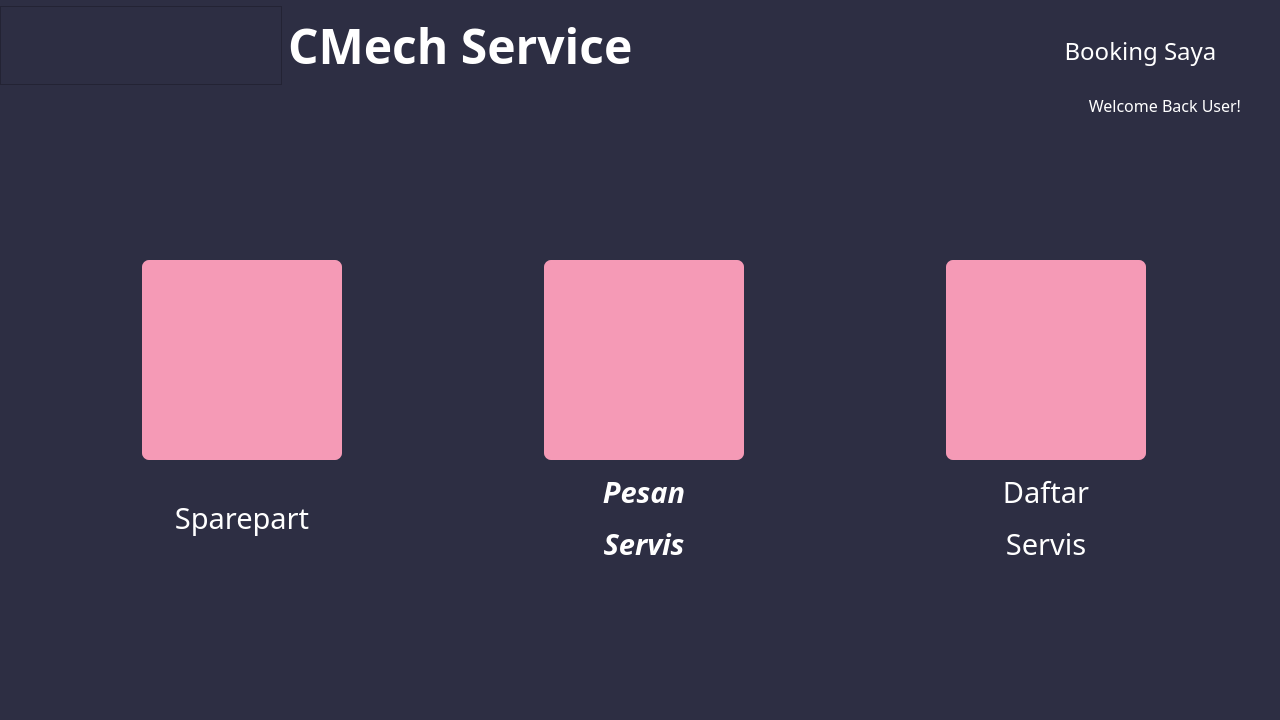
Ghazimuhammad/Reservasi-Bengkel, file file_ui/user_main_menu.ui: the form before one commit.
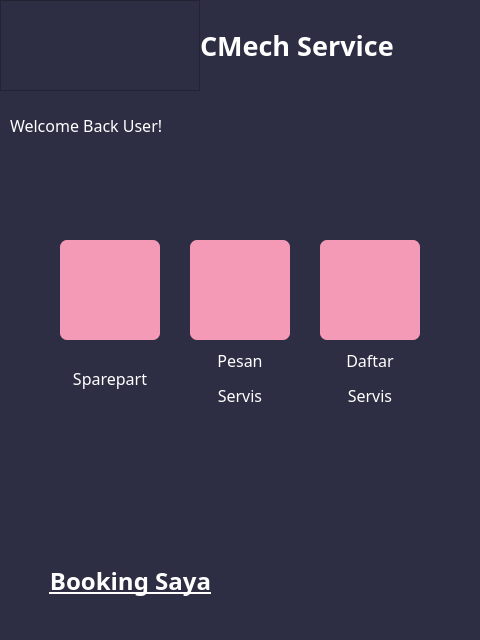
The form after the commit. Icons and pictures are not drawn.

What changed in the file:
```diff
--- a/file_ui/user_main_menu.ui
+++ b/file_ui/user_main_menu.ui
@@ -6,8 +6,8 @@
    <rect>
     <x>0</x>
     <y>0</y>
-    <width>1280</width>
-    <height>720</height>
+    <width>480</width>
+    <height>640</height>
    </rect>
   </property>
   <property name="windowTitle">
@@ -22,11 +22,32 @@
      <rect>
       <x>0</x>
       <y>0</y>
-      <width>721</width>
+      <width>451</width>
       <height>91</height>
      </rect>
     </property>
     <layout class="QGridLayout" name="gridLayout">
+     <property name="spacing">
+      <number>0</number>
+     </property>
+     <item row="0" column="1">
+      <widget class="QLabel" name="label">
+       <property name="font">
+        <font>
+         <family>Roboto Slab</family>
+         <pointsize>20</pointsize>
+         <weight>75</weight>
+         <bold>true</bold>
+        </font>
+       </property>
+       <property name="styleSheet">
+        <string notr="true">color: rgb(255, 255, 255);</string>
+       </property>
+       <property name="text">
+        <string>CMech Service</string>
+       </property>
+      </widget>
+     </item>
      <item row="0" column="0">
       <widget class="QFrame" name="frame">
        <property name="enabled">
@@ -34,14 +55,14 @@
        </property>
        <property name="minimumSize">
         <size>
-         <width>282</width>
-         <height>79</height>
+         <width>0</width>
+         <height>0</height>
         </size>
        </property>
        <property name="maximumSize">
         <size>
-         <width>282</width>
-         <height>79</height>
+         <width>200</width>
+         <height>999999</height>
         </size>
        </property>
        <property name="styleSheet">
@@ -58,316 +79,13 @@
        </property>
       </widget>
      </item>
-     <item row="0" column="1">
-      <widget class="QLabel" name="label">
-       <property name="font">
-        <font>
-         <family>Roboto Slab</family>
-         <pointsize>36</pointsize>
-         <weight>75</weight>
-         <bold>true</bold>
-        </font>
-       </property>
-       <property name="styleSheet">
-        <string notr="true">color: rgb(255, 255, 255);</string>
-       </property>
-       <property name="text">
-        <string>CMech Service</string>
-       </property>
-      </widget>
-     </item>
-    </layout>
-   </widget>
-   <widget class="QWidget" name="horizontalLayoutWidget">
-    <property name="geometry">
-     <rect>
-      <x>140</x>
-      <y>260</y>
-      <width>1008</width>
-      <height>316</height>
-     </rect>
-    </property>
-    <layout class="QHBoxLayout" name="horizontalLayout">
-     <property name="spacing">
-      <number>200</number>
-     </property>
-     <item>
-      <layout class="QVBoxLayout" name="verticalLayout_3">
-       <property name="spacing">
-        <number>0</number>
-       </property>
-       <item>
-        <widget class="QPushButton" name="push_create_account_4">
-         <property name="minimumSize">
-          <size>
-           <width>200</width>
-           <height>200</height>
-          </size>
-         </property>
-         <property name="maximumSize">
-          <size>
-           <width>200</width>
-           <height>200</height>
-          </size>
-         </property>
-         <property name="font">
-          <font>
-           <family>Poppins</family>
-           <pointsize>9</pointsize>
-           <weight>50</weight>
-           <bold>false</bold>
-          </font>
-         </property>
-         <property name="styleSheet">
-          <string notr="true">/* PUSH BUTTON */
-QPushButton {
-    background-color: #F59AB6;
-    color: white;
-    border: none;
-    border-radius: 7px;
-    padding: 10px 20px;
-}
-
-QPushButton:hover {
-	background-color: rgb(186, 117, 139);
-}
-
-QPushButton:pressed {
-    background-color: rgb(109, 68, 81);
-}</string>
-         </property>
-         <property name="text">
-          <string/>
-         </property>
-         <property name="icon">
-          <iconset resource="Pictures/feather/icon_resources.qrc">
-           <normaloff>:/icons/settings.svg</normaloff>:/icons/settings.svg</iconset>
-         </property>
-         <property name="iconSize">
-          <size>
-           <width>150</width>
-           <height>150</height>
-          </size>
-         </property>
-        </widget>
-       </item>
-       <item>
-        <widget class="QLabel" name="label_3">
-         <property name="maximumSize">
-          <size>
-           <width>200</width>
-           <height>200</height>
-          </size>
-         </property>
-         <property name="font">
-          <font>
-           <family>Roboto Slab</family>
-           <pointsize>16</pointsize>
-          </font>
-         </property>
-         <property name="text">
-          <string>&lt;html&gt;&lt;head/&gt;&lt;body&gt;&lt;p&gt;&lt;span style=&quot; font-size:22pt; color:#ffffff;&quot;&gt;Sparepart&lt;/span&gt;&lt;/p&gt;&lt;/body&gt;&lt;/html&gt;</string>
-         </property>
-         <property name="alignment">
-          <set>Qt::AlignCenter</set>
-         </property>
-         <property name="margin">
-          <number>0</number>
-         </property>
-         <property name="indent">
-          <number>-1</number>
-         </property>
-        </widget>
-       </item>
-      </layout>
-     </item>
-     <item>
-      <layout class="QVBoxLayout" name="verticalLayout_5">
-       <property name="spacing">
-        <number>0</number>
-       </property>
-       <item>
-        <widget class="QPushButton" name="push_create_account_6">
-         <property name="minimumSize">
-          <size>
-           <width>200</width>
-           <height>200</height>
-          </size>
-         </property>
-         <property name="maximumSize">
-          <size>
-           <width>200</width>
-           <height>200</height>
-          </size>
-         </property>
-         <property name="font">
-          <font>
-           <family>Poppins</family>
-           <pointsize>9</pointsize>
-           <weight>50</weight>
-           <bold>false</bold>
-          </font>
-         </property>
-         <property name="styleSheet">
-          <string notr="true">/* PUSH BUTTON */
-QPushButton {
-    background-color: #F59AB6;
-    color: white;
-    border: none;
-    border-radius: 7px;
-    padding: 10px 20px;
-}
-
-QPushButton:hover {
-	background-color: rgb(186, 117, 139);
-}
-
-QPushButton:pressed {
-    background-color: rgb(109, 68, 81);
-}</string>
-         </property>
-         <property name="text">
-          <string/>
-         </property>
-         <property name="icon">
-          <iconset resource="Pictures/feather/icon_resources.qrc">
-           <normaloff>:/icons/tool.svg</normaloff>:/icons/tool.svg</iconset>
-         </property>
-         <property name="iconSize">
-          <size>
-           <width>150</width>
-           <height>150</height>
-          </size>
-         </property>
-        </widget>
-       </item>
-       <item>
-        <widget class="QLabel" name="label_5">
-         <property name="maximumSize">
-          <size>
-           <width>200</width>
-           <height>200</height>
-          </size>
-         </property>
-         <property name="font">
-          <font>
-           <family>Roboto Slab</family>
-           <pointsize>16</pointsize>
-          </font>
-         </property>
-         <property name="text">
-          <string>&lt;html&gt;&lt;head/&gt;&lt;body&gt;&lt;p&gt;&lt;span style=&quot; font-size:22pt; font-weight:600; font-style:italic; color:#ffffff;&quot;&gt;Pesan&lt;/span&gt;&lt;/p&gt;&lt;p&gt;&lt;span style=&quot; font-size:22pt; font-weight:600; font-style:italic; color:#ffffff;&quot;&gt;Servis&lt;/span&gt;&lt;/p&gt;&lt;/body&gt;&lt;/html&gt;</string>
-         </property>
-         <property name="alignment">
-          <set>Qt::AlignCenter</set>
-         </property>
-         <property name="margin">
-          <number>0</number>
-         </property>
-         <property name="indent">
-          <number>-1</number>
-         </property>
-        </widget>
-       </item>
-      </layout>
-     </item>
-     <item>
-      <layout class="QVBoxLayout" name="verticalLayout_4">
-       <property name="spacing">
-        <number>0</number>
-       </property>
-       <item>
-        <widget class="QPushButton" name="push_create_account_5">
-         <property name="minimumSize">
-          <size>
-           <width>200</width>
-           <height>200</height>
-          </size>
-         </property>
-         <property name="maximumSize">
-          <size>
-           <width>200</width>
-           <height>200</height>
-          </size>
-         </property>
-         <property name="font">
-          <font>
-           <family>Poppins</family>
-           <pointsize>9</pointsize>
-           <weight>50</weight>
-           <bold>false</bold>
-          </font>
-         </property>
-         <property name="styleSheet">
-          <string notr="true">/* PUSH BUTTON */
-QPushButton {
-    background-color: #F59AB6;
-    color: white;
-    border: none;
-    border-radius: 7px;
-    padding: 10px 20px;
-}
-
-QPushButton:hover {
-	background-color: rgb(186, 117, 139);
-}
-
-QPushButton:pressed {
-    background-color: rgb(109, 68, 81);
-}</string>
-         </property>
-         <property name="text">
-          <string/>
-         </property>
-         <property name="icon">
-          <iconset resource="Pictures/feather/icon_resources.qrc">
-           <normaloff>:/icons/grid.svg</normaloff>:/icons/grid.svg</iconset>
-         </property>
-         <property name="iconSize">
-          <size>
-           <width>150</width>
-           <height>150</height>
-          </size>
-         </property>
-        </widget>
-       </item>
-       <item>
-        <widget class="QLabel" name="label_4">
-         <property name="maximumSize">
-          <size>
-           <width>200</width>
-           <height>200</height>
-          </size>
-         </property>
-         <property name="font">
-          <font>
-           <family>Roboto Slab</family>
-           <pointsize>16</pointsize>
-          </font>
-         </property>
-         <property name="text">
-          <string>&lt;html&gt;&lt;head/&gt;&lt;body&gt;&lt;p&gt;&lt;span style=&quot; font-size:22pt; color:#ffffff;&quot;&gt;Daftar&lt;/span&gt;&lt;/p&gt;&lt;p&gt;&lt;span style=&quot; font-size:22pt; color:#ffffff;&quot;&gt;Servis&lt;/span&gt;&lt;/p&gt;&lt;/body&gt;&lt;/html&gt;</string>
-         </property>
-         <property name="alignment">
-          <set>Qt::AlignCenter</set>
-         </property>
-         <property name="margin">
-          <number>0</number>
-         </property>
-         <property name="indent">
-          <number>-1</number>
-         </property>
-        </widget>
-       </item>
-      </layout>
-     </item>
     </layout>
    </widget>
    <widget class="QPushButton" name="pushButton">
     <property name="geometry">
      <rect>
-      <x>1030</x>
-      <y>30</y>
+      <x>20</x>
+      <y>560</y>
       <width>221</width>
       <height>41</height>
      </rect>
@@ -376,6 +94,9 @@
      <font>
       <family>Roboto Slab</family>
       <pointsize>18</pointsize>
+      <weight>75</weight>
+      <bold>true</bold>
+      <underline>true</underline>
      </font>
     </property>
     <property name="styleSheet">
@@ -400,9 +121,9 @@
    <widget class="QLabel" name="label_6">
     <property name="geometry">
      <rect>
-      <x>730</x>
-      <y>80</y>
-      <width>511</width>
+      <x>10</x>
+      <y>100</y>
+      <width>371</width>
       <height>51</height>
      </rect>
     </property>
@@ -422,7 +143,7 @@
      <string>&lt;html&gt;&lt;head/&gt;&lt;body&gt;&lt;p&gt;&lt;span style=&quot; font-size:12pt; color:#ffffff;&quot;&gt;Welcome Back User!&lt;/span&gt;&lt;/p&gt;&lt;/body&gt;&lt;/html&gt;</string>
     </property>
     <property name="alignment">
-     <set>Qt::AlignRight|Qt::AlignTrailing|Qt::AlignVCenter</set>
+     <set>Qt::AlignLeading|Qt::AlignLeft|Qt::AlignVCenter</set>
     </property>
     <property name="margin">
      <number>0</number>
@@ -431,6 +152,270 @@
      <number>-1</number>
     </property>
    </widget>
+   <widget class="QWidget" name="gridLayoutWidget_2">
+    <property name="geometry">
+     <rect>
+      <x>40</x>
+      <y>240</y>
+      <width>401</width>
+      <height>177</height>
+     </rect>
+    </property>
+    <layout class="QGridLayout" name="gridLayout_2">
+     <property name="horizontalSpacing">
+      <number>10</number>
+     </property>
+     <item row="0" column="1">
+      <layout class="QVBoxLayout" name="verticalLayout_2">
+       <property name="sizeConstraint">
+        <enum>QLayout::SetFixedSize</enum>
+       </property>
+       <item>
+        <widget class="QPushButton" name="push_create_account_7">
+         <property name="minimumSize">
+          <size>
+           <width>100</width>
+           <height>100</height>
+          </size>
+         </property>
+         <property name="maximumSize">
+          <size>
+           <width>100</width>
+           <height>100</height>
+          </size>
+         </property>
+         <property name="font">
+          <font>
+           <family>Poppins</family>
+           <pointsize>9</pointsize>
+           <weight>50</weight>
+           <bold>false</bold>
+          </font>
+         </property>
+         <property name="styleSheet">
+          <string notr="true">/* PUSH BUTTON */
+QPushButton {
+    background-color: #F59AB6;
+    color: white;
+    border: none;
+    border-radius: 7px;
+    padding: 10px 20px;
+}
+
+QPushButton:hover {
+	background-color: rgb(186, 117, 139);
+}
+
+QPushButton:pressed {
+    background-color: rgb(109, 68, 81);
+}</string>
+         </property>
+         <property name="text">
+          <string/>
+         </property>
+         <property name="icon">
+          <iconset>
+           <normaloff>:/icons/grid.svg</normaloff>:/icons/grid.svg</iconset>
+         </property>
+         <property name="iconSize">
+          <size>
+           <width>150</width>
+           <height>150</height>
+          </size>
+         </property>
+        </widget>
+       </item>
+       <item>
+        <widget class="QLabel" name="label_3">
+         <property name="maximumSize">
+          <size>
+           <width>100</width>
+           <height>16777215</height>
+          </size>
+         </property>
+         <property name="font">
+          <font>
+           <family>Roboto Slab</family>
+          </font>
+         </property>
+         <property name="text">
+          <string>&lt;html&gt;&lt;head/&gt;&lt;body&gt;&lt;p&gt;&lt;span style=&quot; font-size:12pt; color:#ffffff;&quot;&gt;Pesan&lt;/span&gt;&lt;/p&gt;&lt;p&gt;&lt;span style=&quot; font-size:12pt; color:#ffffff;&quot;&gt;Servis&lt;/span&gt;&lt;/p&gt;&lt;/body&gt;&lt;/html&gt;</string>
+         </property>
+         <property name="alignment">
+          <set>Qt::AlignCenter</set>
+         </property>
+        </widget>
+       </item>
+      </layout>
+     </item>
+     <item row="0" column="0">
+      <layout class="QVBoxLayout" name="verticalLayout">
+       <property name="sizeConstraint">
+        <enum>QLayout::SetFixedSize</enum>
+       </property>
+       <item>
+        <widget class="QPushButton" name="push_create_account_6">
+         <property name="minimumSize">
+          <size>
+           <width>100</width>
+           <height>100</height>
+          </size>
+         </property>
+         <property name="maximumSize">
+          <size>
+           <width>100</width>
+           <height>100</height>
+          </size>
+         </property>
+         <property name="font">
+          <font>
+           <family>Poppins</family>
+           <pointsize>9</pointsize>
+           <weight>50</weight>
+           <bold>false</bold>
+          </font>
+         </property>
+         <property name="styleSheet">
+          <string notr="true">/* PUSH BUTTON */
+QPushButton {
+    background-color: #F59AB6;
+    color: white;
+    border: none;
+    border-radius: 7px;
+    padding: 10px 20px;
+}
+
+QPushButton:hover {
+	background-color: rgb(186, 117, 139);
+}
+
+QPushButton:pressed {
+    background-color: rgb(109, 68, 81);
+}</string>
+         </property>
+         <property name="text">
+          <string/>
+         </property>
+         <property name="icon">
+          <iconset>
+           <normaloff>:/icons/grid.svg</normaloff>:/icons/grid.svg</iconset>
+         </property>
+         <property name="iconSize">
+          <size>
+           <width>150</width>
+           <height>150</height>
+          </size>
+         </property>
+        </widget>
+       </item>
+       <item>
+        <widget class="QLabel" name="label_2">
+         <property name="maximumSize">
+          <size>
+           <width>100</width>
+           <height>16777215</height>
+          </size>
+         </property>
+         <property name="font">
+          <font>
+           <family>Roboto Slab</family>
+          </font>
+         </property>
+         <property name="text">
+          <string>&lt;html&gt;&lt;head/&gt;&lt;body&gt;&lt;p&gt;&lt;span style=&quot; font-size:12pt; color:#ffffff;&quot;&gt;Sparepart&lt;/span&gt;&lt;/p&gt;&lt;/body&gt;&lt;/html&gt;</string>
+         </property>
+         <property name="alignment">
+          <set>Qt::AlignCenter</set>
+         </property>
+        </widget>
+       </item>
+      </layout>
+     </item>
+     <item row="0" column="2">
+      <layout class="QVBoxLayout" name="verticalLayout_3">
+       <property name="sizeConstraint">
+        <enum>QLayout::SetFixedSize</enum>
+       </property>
+       <item>
+        <widget class="QPushButton" name="push_create_account_8">
+         <property name="minimumSize">
+          <size>
+           <width>100</width>
+           <height>100</height>
+          </size>
+         </property>
+         <property name="maximumSize">
+          <size>
+           <width>100</width>
+           <height>100</height>
+          </size>
+         </property>
+         <property name="font">
+          <font>
+           <family>Poppins</family>
+           <pointsize>9</pointsize>
+           <weight>50</weight>
+           <bold>false</bold>
+          </font>
+         </property>
+         <property name="styleSheet">
+          <string notr="true">/* PUSH BUTTON */
+QPushButton {
+    background-color: #F59AB6;
+    color: white;
+    border: none;
+    border-radius: 7px;
+    padding: 10px 20px;
+}
+
+QPushButton:hover {
+	background-color: rgb(186, 117, 139);
+}
+
+QPushButton:pressed {
+    background-color: rgb(109, 68, 81);
+}</string>
+         </property>
+         <property name="text">
+          <string/>
+         </property>
+         <property name="icon">
+          <iconset>
+           <normaloff>:/icons/grid.svg</normaloff>:/icons/grid.svg</iconset>
+         </property>
+         <property name="iconSize">
+          <size>
+           <width>150</width>
+           <height>150</height>
+          </size>
+         </property>
+        </widget>
+       </item>
+       <item>
+        <widget class="QLabel" name="label_4">
+         <property name="maximumSize">
+          <size>
+           <width>100</width>
+           <height>16777215</height>
+          </size>
+         </property>
+         <property name="font">
+          <font>
+           <family>Roboto Slab</family>
+          </font>
+         </property>
+         <property name="text">
+          <string>&lt;html&gt;&lt;head/&gt;&lt;body&gt;&lt;p&gt;&lt;span style=&quot; font-size:12pt; color:#ffffff;&quot;&gt;Daftar&lt;/span&gt;&lt;/p&gt;&lt;p&gt;&lt;span style=&quot; font-size:12pt; color:#ffffff;&quot;&gt;Servis&lt;/span&gt;&lt;/p&gt;&lt;/body&gt;&lt;/html&gt;</string>
+         </property>
+         <property name="alignment">
+          <set>Qt::AlignCenter</set>
+         </property>
+        </widget>
+       </item>
+      </layout>
+     </item>
+    </layout>
+   </widget>
   </widget>
   <widget class="QStatusBar" name="statusbar"/>
  </widget>
```
Left out of the diff: 6 changed lines with no effect on the pictures.
